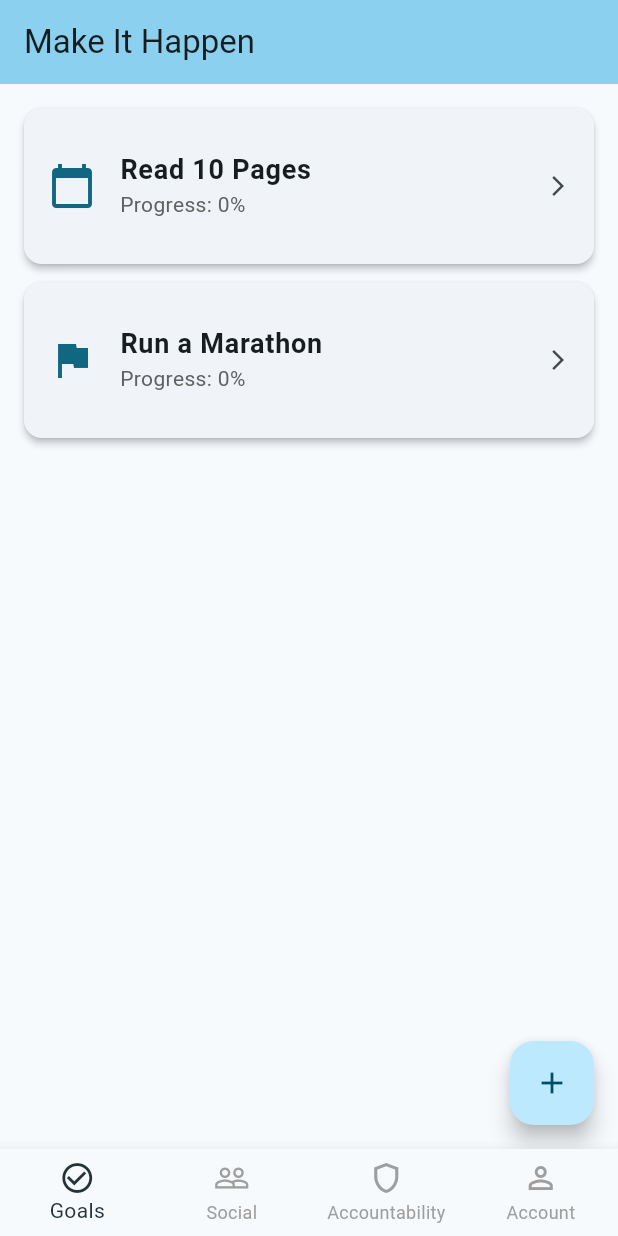
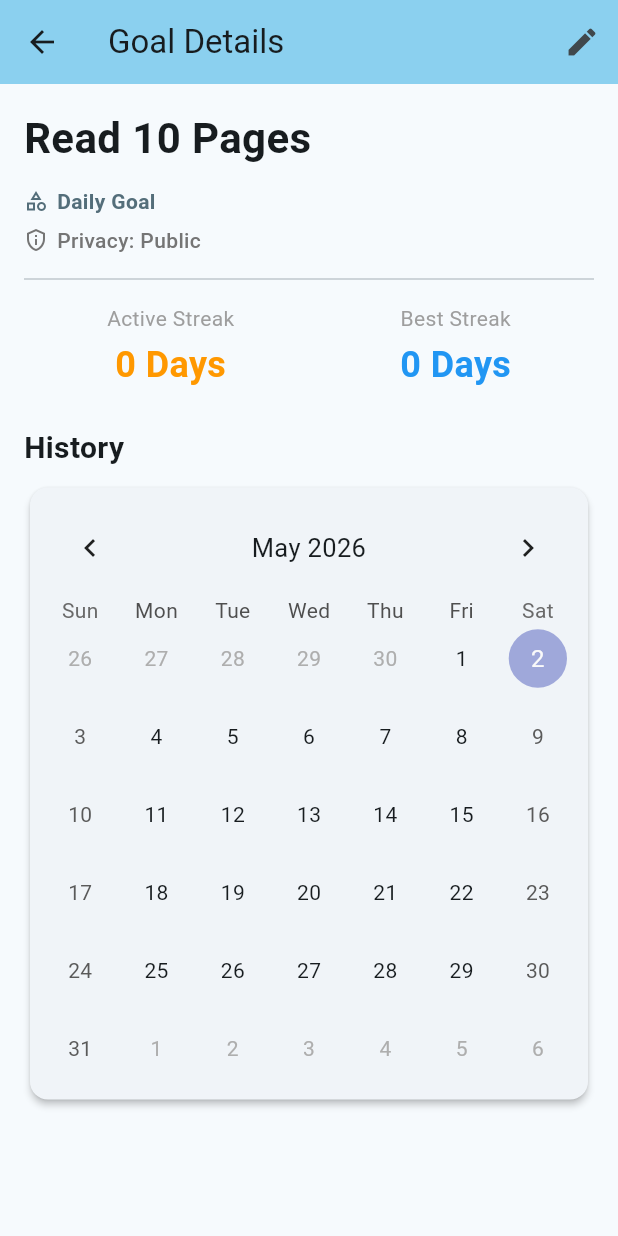
Before and after one commit to jaredroth98/Make-It-Happen, a Flutter app: the screen it shows after launch, after a tap on "Read 10 Pages", on a phone screen of 412 x 824 dp. Run offline on Flutter 3.47's test engine with Material 3 defaults, Android fonts, the phone set to English and light mode, and no system bars; drawn by our look-alikes of table_calendar.

Commit message:
Add details screen for goals

```diff
--- /dev/null
+++ b/lib/screens/goal_details_screen.dart
@@ -0,0 +1,172 @@
+import 'package:flutter/material.dart';
+import 'package:table_calendar/table_calendar.dart';
+import '../models/goal.dart';
+
+class GoalDetailsScreen extends StatefulWidget {
+  final Goal goal;
+
+  const GoalDetailsScreen({super.key, required this.goal});
+
+  @override
+  State<GoalDetailsScreen> createState() => _GoalDetailsScreenState();
+}
+
+class _GoalDetailsScreenState extends State<GoalDetailsScreen> {
+  DateTime _focusedDay = DateTime.now();
+
+  int _calculateBestStreak(Set<DateTime> dates) {
+    if (dates.isEmpty) return 0;
+
+    List<DateTime> sorted = dates.toList()..sort();
+    int best = 1;
+    int current = 1;
+
+    for (int i = 1; i < sorted.length; i++) {
+      int difference = sorted[i].difference(sorted[i - 1]).inDays;
+      if (difference == 1) {
+        current++;
+        if (current > best) best = current;
+      } else if (difference > 1) {
+        current = 1;
+      }
+    }
+    return best;
+  }
+
+  // A helper function to get a clean string for the goal type
+  String _getGoalTypeString(Goal goal) {
+    if (goal is DailyGoal) return "Daily Goal";
+    if (goal is ObjectiveGoal) return "Objective Goal";
+    if (goal is AvoidanceGoal) return "Avoidance Goal";
+    if (goal is IrregularGoal) return "Irregular Goal";
+    if (goal is CumulativeGoal) return "Cumulative Goal";
+    return "Unknown Goal Type";
+  }
+
+  @override
+  Widget build(BuildContext context) {
+    final goal = widget.goal;
+
+    return Scaffold(
+      appBar: AppBar(
+        title: const Text('Goal Details'),
+        backgroundColor: Theme.of(context).colorScheme.inversePrimary,
+        actions: [
+          IconButton(
+            icon: const Icon(Icons.edit),
+            onPressed: () {
+              print("Navigate to Edit Screen for ${goal.id}");
+              // TODO: Navigator.push to EditGoalScreen
+            },
+          )
+        ],
+      ),
+
+      body: SingleChildScrollView(
+        padding: const EdgeInsets.all(16.0),
+        child: Column(
+          crossAxisAlignment: CrossAxisAlignment.start,
+          children: [
+            // --- 1. HEADER INFO ---
+            Text(
+              goal.title,
+              style: const TextStyle(fontSize: 28, fontWeight: FontWeight.bold),
+            ),
+            const SizedBox(height: 12),
+
+            // NEW: The Goal Type Row
+            Row(
+              children: [
+                Icon(Icons.category_outlined, size: 16, color: Colors.blueGrey[600]),
+                const SizedBox(width: 6),
+                Text(
+                  _getGoalTypeString(goal),
+                  style: TextStyle(color: Colors.blueGrey[600], fontWeight: FontWeight.bold),
+                ),
+              ],
+            ),
+            const SizedBox(height: 6),
+
+            // Updated: The Privacy Row
+            Row(
+              children: [
+                Icon(Icons.privacy_tip_outlined, size: 16, color: Colors.grey[600]),
+                const SizedBox(width: 6),
+                Text(
+                  // Grabbing the first letter to capitalize it, just like we did in the form
+                  "Privacy: ${goal.privacy.name[0].toUpperCase()}${goal.privacy.name.substring(1)}",
+                  style: TextStyle(color: Colors.grey[600], fontWeight: FontWeight.w500),
+                ),
+              ],
+            ),
+            const Divider(height: 32),
+
+            // --- 2. STREAKS ---
+            if (goal is DailyGoal) ...[
+              Row(
+                mainAxisAlignment: MainAxisAlignment.spaceAround,
+                children: [
+                  _buildStatCard("Active Streak", "${goal.activeStreak} Days", Colors.orange),
+                  _buildStatCard("Best Streak", "${_calculateBestStreak(goal.completedDates)} Days", Colors.blue),
+                ],
+              ),
+              const SizedBox(height: 24),
+            ],
+
+            // --- 3. THE CALENDAR ---
+            const Text("History", style: TextStyle(fontSize: 20, fontWeight: FontWeight.bold)),
+            const SizedBox(height: 8),
+            Card(
+              elevation: 2,
+              child: Padding(
+                padding: const EdgeInsets.all(8.0),
+                child: TableCalendar(
+                  firstDay: DateTime.utc(2020, 1, 1),
+                  lastDay: DateTime.utc(2030, 12, 31),
+                  focusedDay: _focusedDay,
+
+                  // NEW: Hides the "2 weeks" button and centers the month text
+                  headerStyle: const HeaderStyle(
+                    formatButtonVisible: false,
+                    titleCentered: true,
+                  ),
+
+                  onPageChanged: (focusedDay) {
+                    _focusedDay = focusedDay;
+                  },
+
+                  calendarBuilders: CalendarBuilders(
+                    defaultBuilder: (context, day, focusedDay) {
+                      DateTime checkDay = DateTime(day.year, day.month, day.day);
+
+                      if (goal is DailyGoal && goal.isCompletedOn(checkDay)) {
+                        return Container(
+                          margin: const EdgeInsets.all(6.0),
+                          decoration: const BoxDecoration(color: Colors.green, shape: BoxShape.circle),
+                          child: Center(
+                            child: Text('${day.day}', style: const TextStyle(color: Colors.white)),
+                          ),
+                        );
+                      }
+                      return null;
+                    },
+                  ),
+                ),
+              ),
+            ),
+          ],
+        ),
+      ),
+    );
+  }
+
+  Widget _buildStatCard(String label, String value, Color color) {
+    return Column(
+      children: [
+        Text(label, style: const TextStyle(fontSize: 14, color: Colors.grey)),
+        const SizedBox(height: 4),
+        Text(value, style: TextStyle(fontSize: 24, fontWeight: FontWeight.bold, color: color)),
+      ],
+    );
+  }
+}
--- a/lib/screens/goals_screen.dart
+++ b/lib/screens/goals_screen.dart
@@ -1,6 +1,7 @@
 import 'package:flutter/material.dart';
 import '../models/goal.dart';
 import 'add_goal_screen.dart';
+import 'goal_details_screen.dart';
 
 class GoalsScreen extends StatefulWidget {
   const GoalsScreen({super.key});
@@ -70,8 +71,13 @@ class _GoalsScreenState extends State<GoalsScreen> {
 
               // What happens when they click the goal
               onTap: () {
-                print('Clicked on ${goal.title}!');
-                // TODO: Navigate to the details page
+                Navigator.push(
+                  context,
+                  MaterialPageRoute(
+                    // Pass the specific goal that was tapped to the new screen
+                    builder: (context) => GoalDetailsScreen(goal: goal),
+                  ),
+                );
               },
             ),
           );
--- a/pubspec.yaml
+++ b/pubspec.yaml
@@ -34,6 +34,7 @@ dependencies:
   # The following adds the Cupertino Icons font to your application.
   # Use with the CupertinoIcons class for iOS style icons.
   cupertino_icons: ^1.0.8
+  table_calendar: ^3.2.0
 
 dev_dependencies:
   flutter_test:
```
Also changed, not shown: pubspec.lock.
